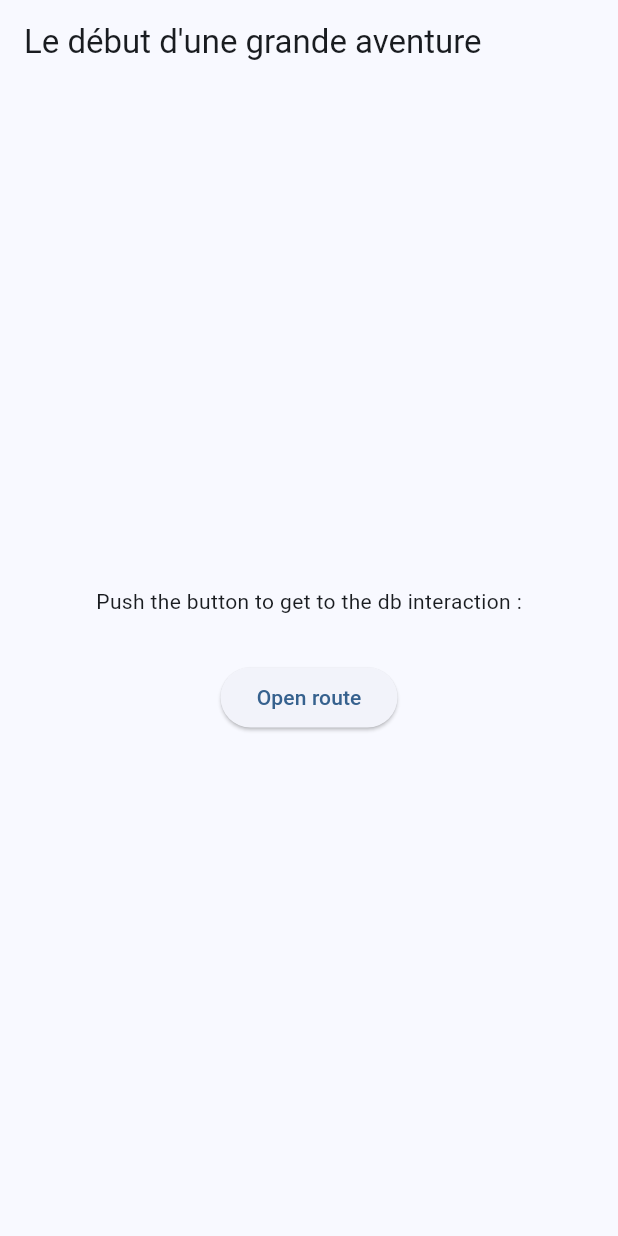
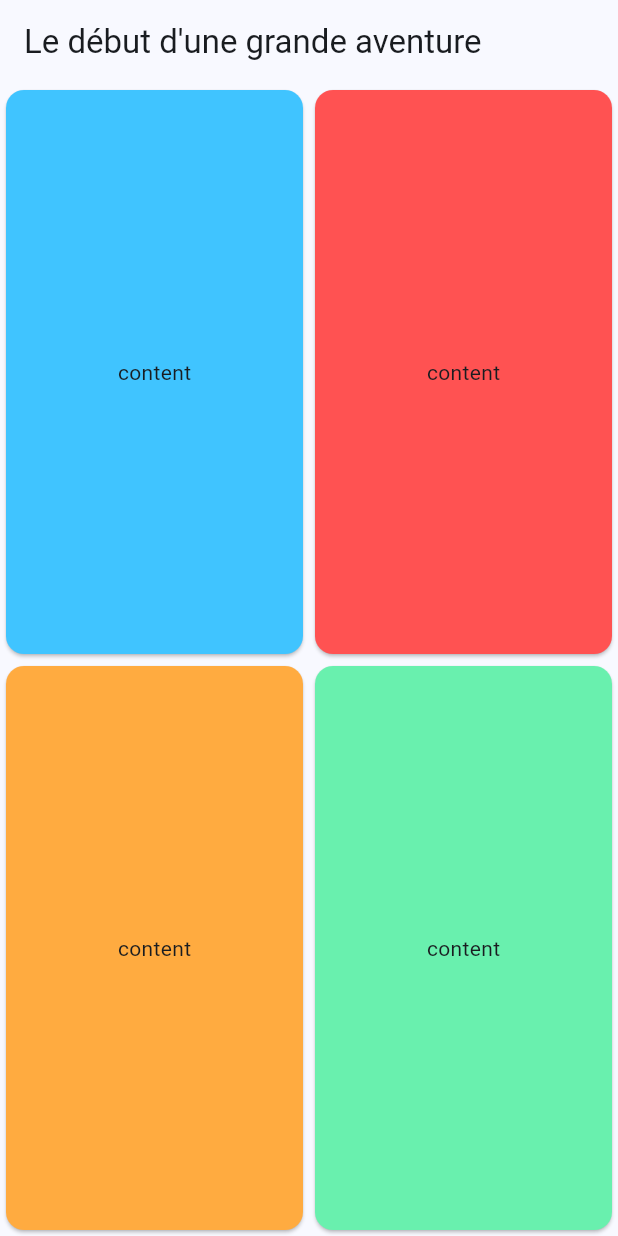
Before and after one commit to MRandl/megamuscle, a Flutter app: the screen it shows after launch, on a phone screen of 412 x 824 dp. Run offline on Flutter 3.47's test engine with Material 2 defaults, Android fonts, the phone set to English and light mode, and no system bars; our stand-ins replace sqflite; accounts and stored records are empty.

Commit message:
fours buttons menu

```diff
--- a/lib/data_store.dart
+++ b/lib/data_store.dart
@@ -21,6 +21,7 @@ class DogDataStore {
         },
 
         version: 1,
+        singleInstance: false
       )
     );
   }
--- a/lib/my_home_page.dart
+++ b/lib/my_home_page.dart
@@ -5,31 +5,57 @@ class MyHomePage extends StatelessWidget {
   const MyHomePage({super.key, required this.title});
   final String title;
 
+  _presentationCard({required BuildContext ctx, required Color color, required String content}) {
+    return GestureDetector(
+        onTap: () {
+          Navigator.push(
+            ctx,
+            MaterialPageRoute(builder: (context) => const DbInteractRoute(dbFileName:"blabla.db")),
+          );
+        },
+        child: Card(
+          color: color,
+          child: Container(
+              alignment: Alignment.center,
+              child: Text(content)
+          ),
+        )
+    );
+  }
+
   @override
   Widget build(BuildContext context) {
     return Scaffold(
       appBar: AppBar(
         title: Text(title),
       ),
-      body: Center(
-        child: Column(
-          mainAxisAlignment: MainAxisAlignment.center,
-          children: <Widget>[
-            const Text(
-              'Push the button to get to the db interaction :',
+      body:Column(
+        children: [
+          Expanded(
+            child: Row(
+              children: [
+                Expanded(
+                  child: _presentationCard(ctx: context, color: Colors.lightBlueAccent, content: "content")
+                ),
+                Expanded(
+                  child: _presentationCard(ctx: context, color: Colors.redAccent, content: "content")
+                ),
+              ],
             ),
-            const SizedBox(height: 30),
-            ElevatedButton(
-              onPressed: () {
-                Navigator.push(
-                  context,
-                  MaterialPageRoute(builder: (context) => const DbInteractRoute(dbFileName:"blabla.db")),
-                );
-              },
-              child: const Text('Open route'),
+          ),
+          Expanded(
+            child: Row(
+              children: [
+                Expanded(
+                    child: _presentationCard(ctx: context, color: Colors.orangeAccent, content: "content")
+                ),
+                Expanded(
+                    child: _presentationCard(ctx: context, color: Colors.greenAccent, content: "content")
+                ),
+              ],
             ),
-          ],
-        ),
+          ),
+        ],
       ),
     );
   }
```
